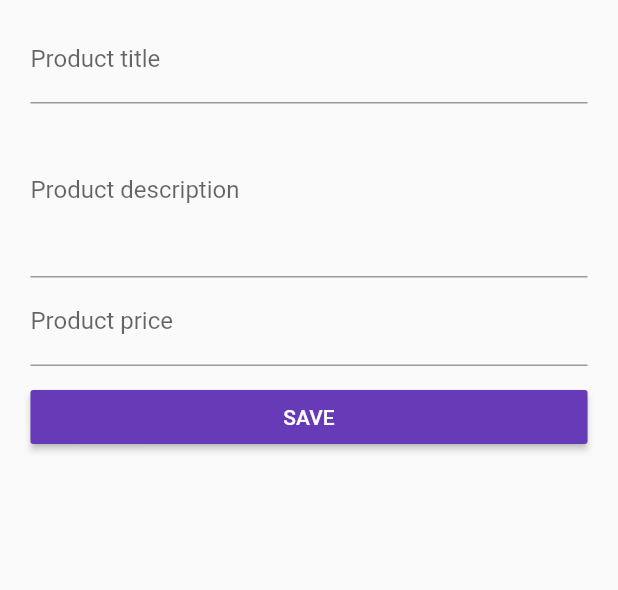
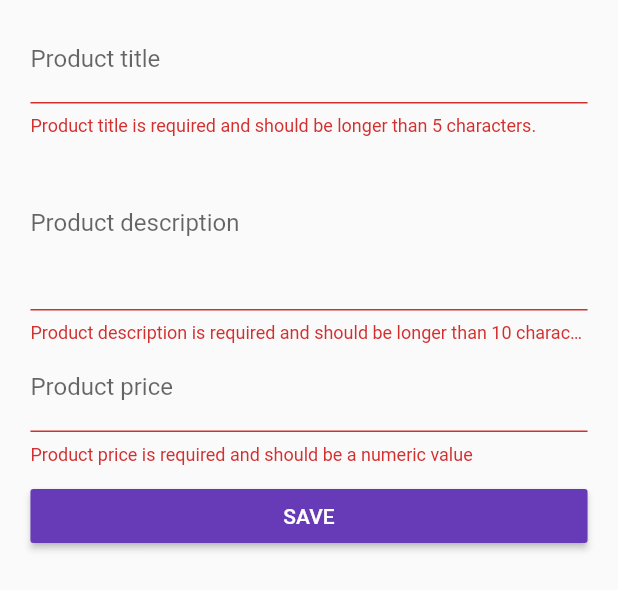
Before and after one commit to Martinh-pb/flutter_cource, a Flutter app: the ProductCreatePage widget shown alone on an empty page, opened directly with empty values, after a tap on "SAVE", on a phone screen of 412 x 824 dp. Shown: the top 590 px of the screen. Run offline on Flutter 3.47's test engine with Material 2 defaults, Android fonts, the phone set to English and light mode, and no system bars.

Commit message:
Adding forms, pass products to ProductListPage

```diff
--- a/lib/main.dart
+++ b/lib/main.dart
@@ -42,7 +42,7 @@ class MyAppState extends State<MyApp> {
         '/': (BuildContext context) => AuthPage(),
         '/products': (BuildContext context) =>
             ProductsPage(_products),
-        '/admin': (BuildContext context) => ProductsAdminPage(_addProduct, _deleteProduct)
+        '/admin': (BuildContext context) => ProductsAdminPage(_addProduct, _deleteProduct, _products)
       },
       onGenerateRoute: (RouteSettings settings) {
         final List<String> pathElements = settings.name.split('/');
--- a/lib/pages/auth.dart
+++ b/lib/pages/auth.dart
@@ -8,9 +8,13 @@ class AuthPage extends StatefulWidget {
 }
 
 class _AuthPageState extends State<AuthPage> {
-  String _emailValue;
-  String _passwordValue;
-  bool _acceptTerms = false;
+  final Map<String, dynamic> _formData = {
+    'email': null,
+    'password': null,
+    'acceptTerms':false
+  };
+
+  GlobalKey<FormState> _formState = GlobalKey<FormState>();
 
   DecorationImage _buildBackgroundImage() {
     return DecorationImage(
@@ -22,37 +26,46 @@ class _AuthPageState extends State<AuthPage> {
   }
 
   Widget _buildEmailTextField() {
-    return TextField(
+    return TextFormField(
       keyboardType: TextInputType.emailAddress,
       decoration: InputDecoration(
           labelText: 'E-Mail', filled: true, fillColor: Colors.white),
-      onChanged: (value) {
-        setState(() {
-          _emailValue = value;
-        });
+      validator: (String value) {
+        if (value.isEmpty ||
+            !RegExp(r"[a-z0-9!#$%&'*+/=?^_`{|}~-]+(?:\.[a-z0-9!#$%&'*+/=?^_`{|}~-]+)*@(?:[a-z0-9](?:[a-z0-9-]*[a-z0-9])?\.)+[a-z0-9](?:[a-z0-9-]*[a-z0-9])?")
+                .hasMatch(value)) {
+          return 'E-Mail is required and should be a valid e-mail address.';
+        }
+      },
+      onSaved: (value) {
+        _formData['email'] = value;
       },
     );
   }
 
   Widget _buildPasswordTextField() {
-    return TextField(
+    return TextFormField(
       obscureText: true,
       decoration: InputDecoration(
           labelText: 'Password', filled: true, fillColor: Colors.white),
-      onChanged: (value) {
-        setState(() {
-          _passwordValue = value;
-        });
+      validator: (String value) {
+        if (value.isEmpty || value.length < 6) {
+          return 'Password is not valid.';
+        }
+      },
+      onSaved: (value) {
+        _formData['password'] = value;
       },
     );
   }
 
   Widget _buildAcceptTermsSwitchListTile() {
     return SwitchListTile(
-      value: _acceptTerms,
+      value: _formData['acceptTerms'],
+      subtitle: _formData['acceptTerms'] ? Text("") : Text("You must accept the terms"),
       onChanged: (bool value) {
         setState(() {
-          _acceptTerms = value;
+          _formData['acceptTerms'] = value;
         });
       },
       title: Text("Accept terms"),
@@ -60,8 +73,11 @@ class _AuthPageState extends State<AuthPage> {
   }
 
   void _submitForm() {
-    print(_emailValue);
-    print(_passwordValue);
+    if (!_formState.currentState.validate() || !_formData['acceptTerms']) {
+      return;
+    }
+    _formState.currentState.save();
+
     Navigator.pushReplacementNamed(context, '/products');
   }
 
@@ -82,6 +98,8 @@ class _AuthPageState extends State<AuthPage> {
           child: SingleChildScrollView(
             child: Container(
               width: targetWidth,
+              child: Form(
+                key: _formState,
                 child: Column(
                   children: <Widget>[
                     _buildEmailTextField(),
@@ -103,6 +121,7 @@ class _AuthPageState extends State<AuthPage> {
             ),
           ),
         ),
+      ),
     );
   }
 }
--- a/lib/pages/product_create.dart
+++ b/lib/pages/product_create.dart
@@ -12,51 +12,65 @@ class ProductCreatePage extends StatefulWidget {
 }
 
 class _ProductCreatePageState extends State<ProductCreatePage> {
-  String _titleValue = "";
-  String _descriptionValue = "";
-  double _priceValue = 0.0;
+  Map<String, dynamic> _formData = {
+    'title': null,
+    'description': null,
+    'price': null,
+    'image': 'assets/food.jpg'
+  };
+
+  GlobalKey<FormState> _formKey = GlobalKey<FormState>();
 
   Widget _buildProductTitleTextField() {
-    return TextField(
+    return TextFormField(
       decoration: InputDecoration(labelText: 'Product title'),
-        onChanged: (String value) {
-          setState(() {
-            _titleValue = value;
-          });
-        });
+      validator: (String value) {
+        if (value.isEmpty || value.length < 5) {
+          return 'Product title is required and should be longer than 5 characters.';
+        }
+      },
+      onSaved: (String value) {
+        _formData['title'] = value;
+      },
+    );
   }
 
   Widget _buildDescriptionTextField() {
-    return TextField(
+    return TextFormField(
         decoration: InputDecoration(labelText: 'Product description'),
         maxLines: 4,
-        onChanged: (String value) {
-          setState(() {
-            _descriptionValue = value;
-          });
+        validator: (String value) {
+          if (value.isEmpty || value.length < 10) {
+            return 'Product description is required and should be longer than 10 characters.';
+          }
+        },
+        onSaved: (String value) {
+          _formData['description'] = value;
         });
   }
 
   Widget _buildPriceTextField() {
-    return TextField(
+    return TextFormField(
         decoration: InputDecoration(labelText: 'Product price'),
         keyboardType: TextInputType.number,
-        onChanged: (String value) {
-          setState(() {
-            _priceValue = double.parse(value);
-          });
+        validator: (String value) {
+          if (value.isEmpty ||
+              !RegExp(r'^(?:[1-9]\d*|0)?(?:\.\d+)?$').hasMatch(value)) {
+            return 'Product price is required and should be a numeric value';
+          }
+        },
+        onSaved: (String value) {
+          _formData['price'] = double.parse(value);
         });
   }
 
   void submitForm() {
-    Map<String, dynamic> product = {
-      'title': _titleValue,
-      'description': _descriptionValue,
-      'image': 'assets/food.jpg',
-      'price': _priceValue
-    };
+    if (!_formKey.currentState.validate()) {
+      return;
+    }
+    _formKey.currentState.save();
 
-    widget.addProduct(product);
+    widget.addProduct(_formData);
     Navigator.pushReplacementNamed(context, '/products');
   }
 
@@ -66,8 +80,14 @@ class _ProductCreatePageState extends State<ProductCreatePage> {
     final double targetWidth = deviceWidth > 768.0 ? 700.0 : deviceWidth * 0.95;
     final double paddingWidth = deviceWidth - targetWidth;
 
-    return Container(
+    return GestureDetector(
+      onTap: () {
+        FocusScope.of(context).requestFocus(FocusNode());
+      },
+      child: Container(
         margin: EdgeInsets.all(10.0),
+        child: Form(
+          key: _formKey,
           child: ListView(
             padding: EdgeInsets.symmetric(horizontal: paddingWidth / 2),
             children: <Widget>[
@@ -84,6 +104,8 @@ class _ProductCreatePageState extends State<ProductCreatePage> {
               )
             ],
           ),
+        ),
+      ),
     );
   }
 }
--- a/lib/pages/product_list.dart
+++ b/lib/pages/product_list.dart
@@ -2,8 +2,9 @@ import 'package:flutter/material.dart';
 
 class ProductListPage extends StatelessWidget {
   final Function deleteProduct;
+  final List<Map<String, dynamic>> products;
 
-  ProductListPage(this.deleteProduct);
+  ProductListPage(this.deleteProduct, this.products);
 
   @override
   Widget build(BuildContext context) {
--- a/lib/pages/products_admin.dart
+++ b/lib/pages/products_admin.dart
@@ -6,8 +6,9 @@ import './product_list.dart';
 class ProductsAdminPage extends StatelessWidget {
   final Function addProduct;
   final Function deleteProduct;
+  final List<Map<String, dynamic>> products;
 
-  ProductsAdminPage(this.addProduct, this.deleteProduct);
+  ProductsAdminPage(this.addProduct, this.deleteProduct, this.products);
   Widget _buildSideDrawer(BuildContext context) {
     return Drawer(
       child: Column(
@@ -45,7 +46,7 @@ class ProductsAdminPage extends StatelessWidget {
         body: TabBarView(
           children: <Widget>[
             ProductCreatePage(addProduct),
-            ProductListPage(deleteProduct)
+            ProductListPage(deleteProduct, products)
           ],
         ),
       ),
```
Lines whose indentation alone changed are shown as unchanged.
